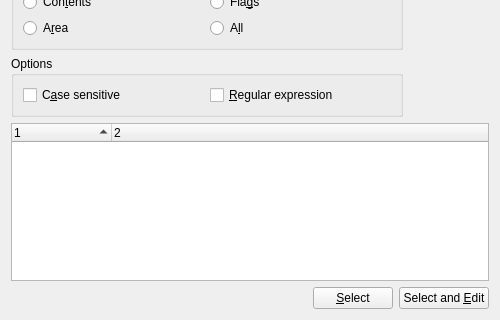
nschimme/MMapper, file src/mainwindow/findroomsdlg.ui: the form before one commit; both pictures show x 0 to 500 and y 148 to 468 of the 500 by 468 pixel window.
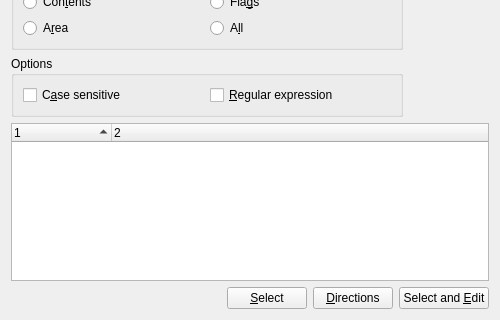
The form after the commit. Icons and pictures are not drawn.

Commit message:
Optimize pathfinding with A* and enhance Directions UI
- Implemented point-to-point A* search in MapData using an admissible
  Euclidean distance heuristic.
- Enhanced "Find Rooms" dialog with a "Distance" column and a
  "Directions" button.
- Added a "Directions" entry to the map context menu when rooms are
  selected.
- Exposed the active parser to MainWindow via ConnectionListener to
  facilitate UI-triggered pathfinding.
- Maintained Dijkstra for multi-target searches where it is more efficient.

The edit to the form file:
```diff
--- a/src/mainwindow/findroomsdlg.ui
+++ b/src/mainwindow/findroomsdlg.ui
@@ -244,6 +244,19 @@
         </property>
        </widget>
       </item>
+      <item>
+       <widget class="QPushButton" name="directionsButton">
+        <property name="sizePolicy">
+         <sizepolicy hsizetype="Maximum" vsizetype="Fixed">
+          <horstretch>0</horstretch>
+          <verstretch>0</verstretch>
+         </sizepolicy>
+        </property>
+        <property name="text">
+         <string>&amp;Directions</string>
+        </property>
+       </widget>
+      </item>
       <item>
        <widget class="QPushButton" name="editButton">
         <property name="sizePolicy">
```
Left out of the diff: 1 changed line with no effect on the pictures. The commit also changes 11 other files.
